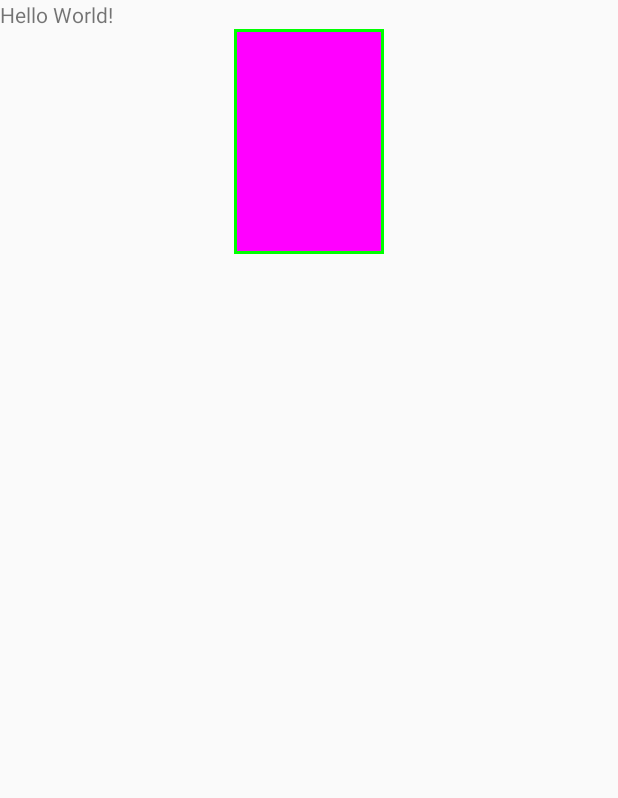
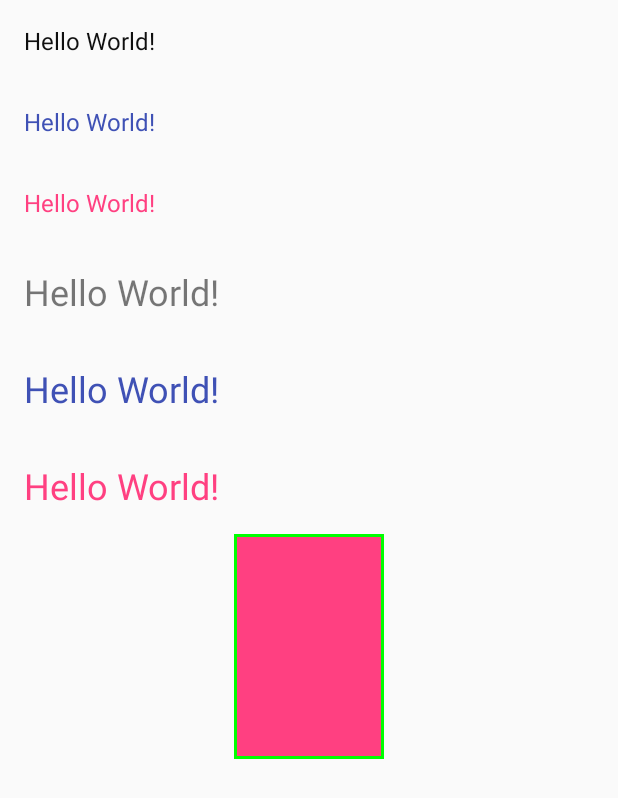
Before and after one commit to QuickNickKoenig/StylesPriorityLesson, an Android app: the screen it shows after launch (MainActivity), on a phone screen of 412 x 824 dp. Shown: the top 798 px of the screen. Run offline under Robolectric (Android 15) with nearby library versions, the phone set to English and light mode, and no system bars.

Commit message:
"Поиграйте с цветами"

```diff
--- a/app/src/main/AndroidManifest.xml
+++ b/app/src/main/AndroidManifest.xml
@@ -8,7 +8,7 @@
         android:label="@string/app_name"
         android:roundIcon="@mipmap/ic_launcher_round"
         android:supportsRtl="true"
-        android:theme="@style/AppTheme">
+        android:theme="@style/Theme.Sample">
         <activity android:name=".MainActivity">
             <intent-filter>
                 <action android:name="android.intent.action.MAIN" />
--- a/app/src/main/res/layout/activity_main.xml
+++ b/app/src/main/res/layout/activity_main.xml
@@ -1,21 +1,63 @@
 <?xml version="1.0" encoding="utf-8"?>
-<LinearLayout
-    xmlns:android="http://schemas.android.com/apk/res/android"
+<ScrollView xmlns:android="http://schemas.android.com/apk/res/android"
     xmlns:app="http://schemas.android.com/apk/res-auto"
     xmlns:tools="http://schemas.android.com/tools"
     android:layout_width="match_parent"
-    android:layout_height="match_parent"
+    android:layout_height="match_parent">
+
+    <LinearLayout
+        android:layout_width="match_parent"
+        android:layout_height="wrap_content"
         android:orientation="vertical">
 
         <TextView
             android:layout_width="wrap_content"
             android:layout_height="wrap_content"
-        android:text="Hello World!" />
+            android:padding="16dp"
+            android:text="Hello World!"
+            android:textAppearance="@style/TextAppearance.Sample.Body" />
+
+        <TextView
+            android:layout_width="wrap_content"
+            android:layout_height="wrap_content"
+            android:padding="16dp"
+            android:text="Hello World!"
+            android:textAppearance="@style/TextAppearance.Sample.Body.Primary" />
+
+        <TextView
+            android:layout_width="wrap_content"
+            android:layout_height="wrap_content"
+            android:padding="16dp"
+            android:text="Hello World!"
+            android:textAppearance="@style/TextAppearance.Sample.Body.Accent" />
+
+        <TextView
+            android:layout_width="wrap_content"
+            android:layout_height="wrap_content"
+            android:padding="16dp"
+            android:text="Hello World!"
+            android:textAppearance="@style/TextAppearance.Sample.Headline" />
+
+        <TextView
+            android:layout_width="wrap_content"
+            android:layout_height="wrap_content"
+            android:padding="16dp"
+            android:text="Hello World!"
+            android:textAppearance="@style/TextAppearance.Sample.Headline.Primary" />
+
+        <TextView
+            android:layout_width="wrap_content"
+            android:layout_height="wrap_content"
+            android:padding="16dp"
+            android:text="Hello World!"
+            android:textAppearance="@style/TextAppearance.Sample.Headline.Accent" />
 
         <ru.sberbank.SampleView
             android:id="@+id/sample_view"
             android:layout_width="wrap_content"
             android:layout_height="wrap_content"
-        android:layout_gravity="center"/>
+            android:layout_gravity="center" />
 
     </LinearLayout>
+
+</ScrollView>
--- a/app/src/main/res/values/colors.xml
+++ b/app/src/main/res/values/colors.xml
@@ -4,6 +4,14 @@
     <color name="colorPrimaryDark">#303F9F</color>
     <color name="colorAccent">#FF4081</color>
 
+    <color name="textColorPrimary">#F0000000</color>
+    <color name="textColorSecondary">#CC000000</color>
+    <color name="textColorTertiary">#88000000</color>
+
+    <color name="textColorPrimaryInverse">#FFFFFFFF</color>
+    <color name="textColorSecondaryInverse">#CCFFFFFF</color>
+    <color name="textColorTertiaryInverse">#88FFFFFF</color>
+
     <color name="sampleViewInnerColor">#FF0000</color>
     <color name="sampleViewBorderColor">#00FF00</color>
 </resources>
--- a/app/src/main/res/values/styles.xml
+++ b/app/src/main/res/values/styles.xml
@@ -1,5 +1,34 @@
 <?xml version="1.0" encoding="utf-8"?>
 <resources>
+
+    <style name="TextAppearance.Sample"
+        parent="TextAppearance.AppCompat" />
+
+    <style name="TextAppearance.Sample.Body">
+        <item name="android:textSize">16sp</item>
+        <item name="android:textColor">?android:attr/textColorPrimary</item>
+    </style>
+
+    <style name="TextAppearance.Sample.Body.Primary">
+        <item name="android:textColor">?attr/colorPrimary</item>
+    </style>
+
+    <style name="TextAppearance.Sample.Body.Accent">
+        <item name="android:textColor">?attr/colorAccent</item>
+    </style>
+
+    <style name="TextAppearance.Sample.Headline">
+        <item name="android:textSize">24sp</item>
+        <item name="android:textColor">?android:attr/textColorTertiary</item>
+    </style>
+
+    <style name="TextAppearance.Sample.Headline.Primary">
+        <item name="android:textColor">?attr/colorPrimary</item>
+    </style>
+
+    <style name="TextAppearance.Sample.Headline.Accent">
+        <item name="android:textColor">?attr/colorAccent</item>
+    </style>
 
     <style name="Widget.SampleView" parent="">
         <item name="android:minWidth">@dimen/sampleViewMinWidth</item>
@@ -10,11 +39,11 @@
     </style>
 
     <style name="Widget.SampleView.InTheme">
-        <item name="innerColor">#FF00FF</item>
+        <item name="innerColor">?attr/colorAccent</item>
     </style>
 
     <style name="Widget.SampleView.Extended">
-        <item name="innerColor">#00FFFF</item>
+        <item name="innerColor">?attr/colorPrimary</item>
     </style>
 
 </resources>
--- a/app/src/main/res/values/themes.xml
+++ b/app/src/main/res/values/themes.xml
@@ -1,13 +1,34 @@
 <resources>
 
     <!-- Base application theme. -->
-    <style name="AppTheme"
+    <style name="Theme.Sample"
         parent="Theme.AppCompat.Light.NoActionBar">
+
         <!-- Customize your theme here. -->
         <item name="colorPrimary">@color/colorPrimary</item>
         <item name="colorPrimaryDark">@color/colorPrimaryDark</item>
         <item name="colorAccent">@color/colorAccent</item>
+
+        <!-- Text Color -->
+        <item name="android:textColorPrimary">@color/textColorPrimary</item>
+        <item name="android:textColorSecondary">@color/textColorSecondary</item>
+        <item name="android:textColorTertiary">@color/textColorTertiary</item>
+        <item name="android:textColorPrimaryInverse">@color/textColorPrimaryInverse</item>
+        <item name="android:textColorSecondaryInverse">@color/textColorSecondaryInverse</item>
+        <item name="android:textColorTertiaryInverse">@color/textColorTertiaryInverse</item>
+
         <item name="sampleViewStyle">@style/Widget.SampleView.InTheme</item>
     </style>
 
+    <style name="Theme.Sample.Dark">
+        <item name="android:windowBackground">#000000</item>
+        <item name="isLightTheme">false</item>
+        <item name="android:textColorPrimary">@color/textColorPrimaryInverse</item>
+        <item name="android:textColorSecondary">@color/textColorSecondaryInverse</item>
+        <item name="android:textColorTertiary">@color/textColorTertiaryInverse</item>
+        <item name="android:textColorPrimaryInverse">@color/textColorPrimary</item>
+        <item name="android:textColorSecondaryInverse">@color/textColorSecondary</item>
+        <item name="android:textColorTertiaryInverse">@color/textColorTertiary</item>
+    </style>
+
 </resources>
```
Lines whose indentation alone changed are shown as unchanged.
